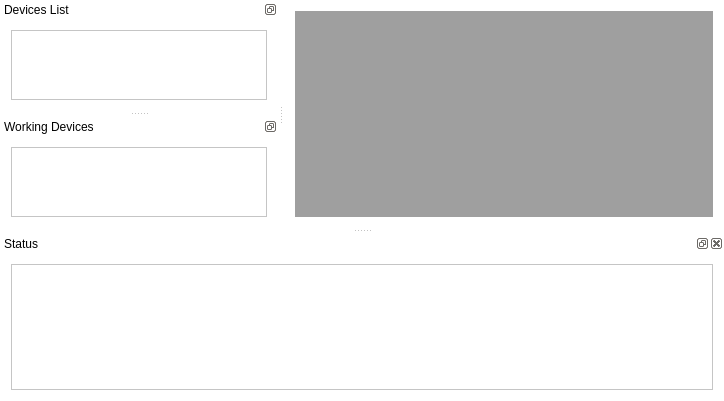
Before: the Qt Designer form mainwindow.ui in CardioArtLab/MonitorUSB-PC, drawn with Qt 5.
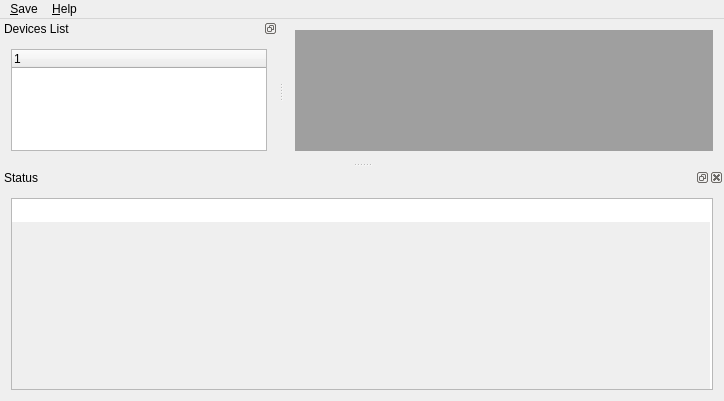
After: the same form once the commit is applied. Icons and pictures are not drawn.

The edit to the form file:
```diff
--- a/mainwindow.ui
+++ b/mainwindow.ui
@@ -14,10 +14,10 @@
    <string>USB Monitor PC</string>
   </property>
   <property name="autoFillBackground">
-   <bool>false</bool>
+   <bool>true</bool>
   </property>
   <property name="styleSheet">
-   <string notr="true">background-color: rgb(255, 255, 255);</string>
+   <string notr="true"/>
   </property>
   <property name="documentMode">
    <bool>true</bool>
@@ -41,16 +41,31 @@
       <property name="lineWidth">
        <number>0</number>
       </property>
+      <property name="verticalScrollBarPolicy">
+       <enum>Qt::ScrollBarAsNeeded</enum>
+      </property>
+      <property name="horizontalScrollBarPolicy">
+       <enum>Qt::ScrollBarAsNeeded</enum>
+      </property>
+      <property name="viewMode">
+       <enum>QMdiArea::SubWindowView</enum>
+      </property>
       <property name="documentMode">
        <bool>true</bool>
       </property>
+      <property name="tabsClosable">
+       <bool>false</bool>
+      </property>
+      <property name="tabsMovable">
+       <bool>false</bool>
+      </property>
      </widget>
     </item>
    </layout>
   </widget>
   <widget class="QMenuBar" name="menuBar">
    <property name="enabled">
-    <bool>false</bool>
+    <bool>true</bool>
    </property>
    <property name="geometry">
     <rect>
@@ -60,6 +75,29 @@
      <height>21</height>
     </rect>
    </property>
+   <property name="defaultUp">
+    <bool>false</bool>
+   </property>
+   <property name="nativeMenuBar">
+    <bool>true</bool>
+   </property>
+   <widget class="QMenu" name="menu_Save">
+    <property name="title">
+     <string>&amp;Save</string>
+    </property>
+    <addaction name="actionSettings"/>
+    <addaction name="actionExport_as_images"/>
+    <addaction name="actionExport_as_CSV"/>
+    <addaction name="actionExport_as_TXT"/>
+   </widget>
+   <widget class="QMenu" name="menu_Help">
+    <property name="title">
+     <string>&amp;Help</string>
+    </property>
+    <addaction name="action_About_MonitorUSB_PC"/>
+   </widget>
+   <addaction name="menu_Save"/>
+   <addaction name="menu_Help"/>
   </widget>
   <widget class="QDockWidget" name="devDock">
    <property name="floating">
@@ -80,44 +118,12 @@
    <widget class="QWidget" name="dockWidgetContents">
     <layout class="QVBoxLayout" name="verticalLayout">
      <item>
-      <widget class="QListWidget" name="devlistWidget">
-       <property name="contextMenuPolicy">
-        <enum>Qt::CustomContextMenu</enum>
-       </property>
-       <property name="resizeMode">
-        <enum>QListView::Adjust</enum>
-       </property>
-       <property name="wordWrap">
-        <bool>true</bool>
-       </property>
-      </widget>
-     </item>
-    </layout>
-   </widget>
-  </widget>
-  <widget class="QDockWidget" name="workDock">
-   <property name="features">
-    <set>QDockWidget::DockWidgetFloatable|QDockWidget::DockWidgetMovable</set>
-   </property>
-   <property name="windowTitle">
-    <string>Working Devices</string>
-   </property>
-   <attribute name="dockWidgetArea">
-    <number>1</number>
-   </attribute>
-   <widget class="QWidget" name="dockWidgetContents_2">
-    <layout class="QVBoxLayout" name="verticalLayout_2">
-     <item>
-      <widget class="QListWidget" name="listWidget">
-       <property name="contextMenuPolicy">
-        <enum>Qt::CustomContextMenu</enum>
-       </property>
-       <property name="resizeMode">
-        <enum>QListView::Adjust</enum>
-       </property>
-       <property name="wordWrap">
-        <bool>true</bool>
-       </property>
+      <widget class="QTreeWidget" name="treeWidget">
+       <column>
+        <property name="text">
+         <string notr="true">1</string>
+        </property>
+       </column>
       </widget>
      </item>
     </layout>
@@ -130,10 +136,6 @@
      <height>111</height>
     </size>
    </property>
-   <property name="styleSheet">
-    <string notr="true">background-color: rgb(255, 255, 255);
-border-color: rgb(0, 0, 0);</string>
-   </property>
    <property name="features">
     <set>QDockWidget::DockWidgetClosable|QDockWidget::DockWidgetFloatable</set>
    </property>
```
Left out of the diff: 38 changed lines with no effect on the pictures.
